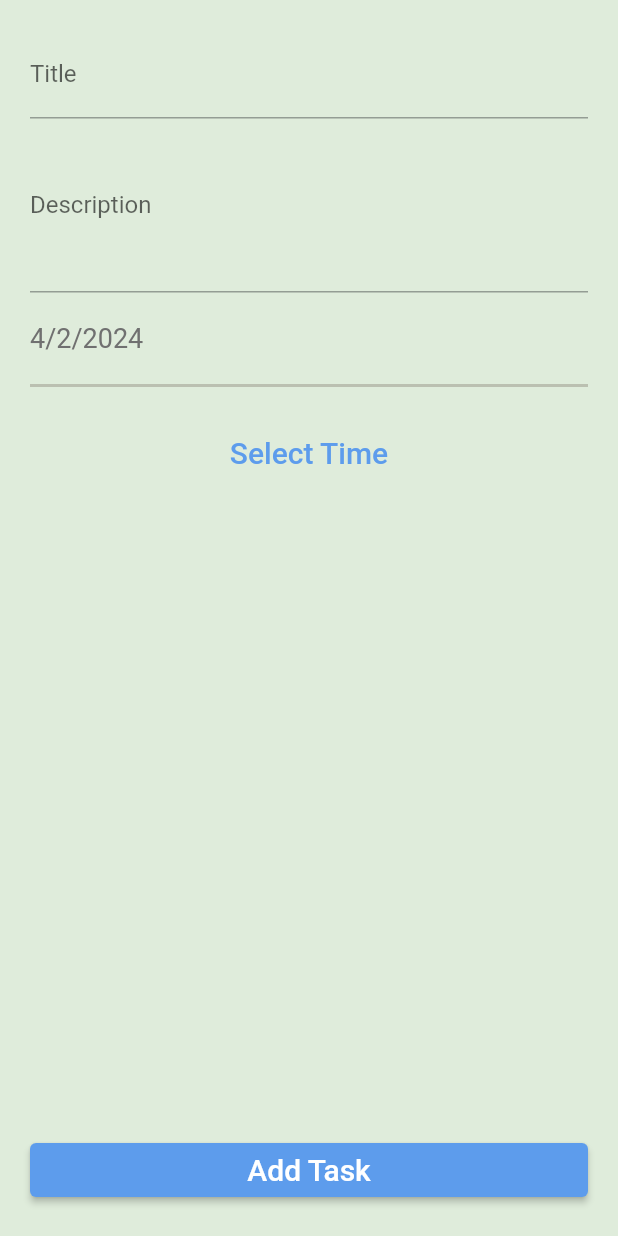
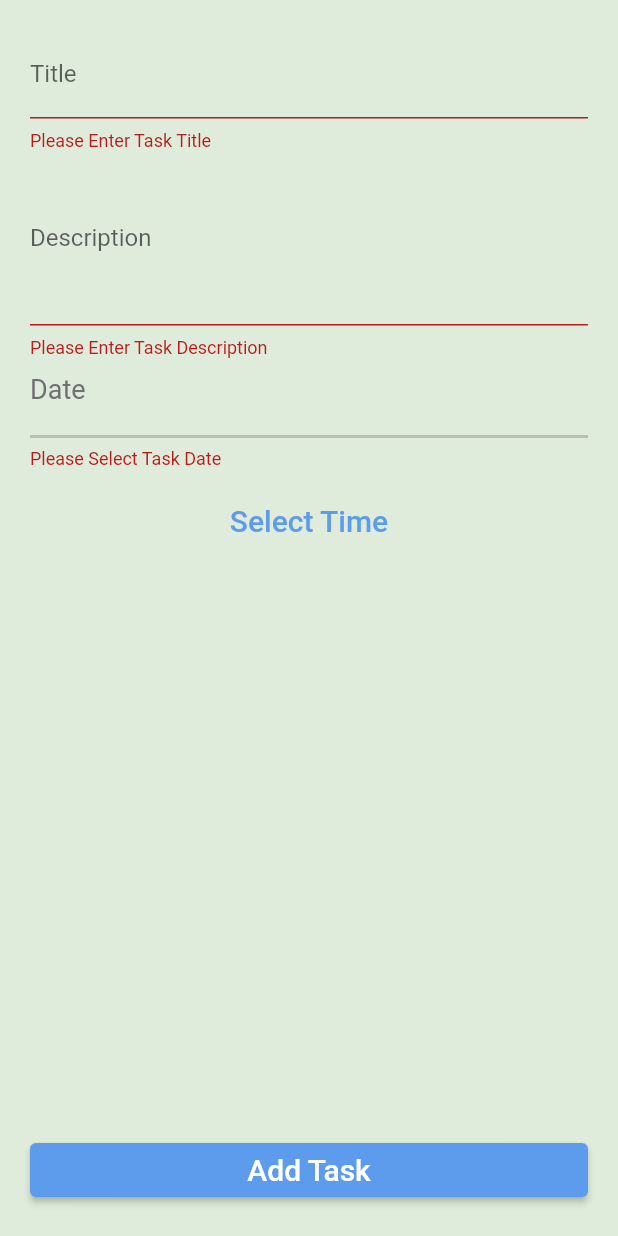
Before and after one commit to AmrElemam/todo, a Flutter app: the MyBottomSheet widget shown alone on an empty page, opened directly, after a tap on "Add Task", on a phone screen of 412 x 824 dp. Run offline on Flutter 3.47's test engine with Material 3 defaults, Android fonts, the phone set to English and light mode, and no system bars; our stand-ins replace cloud_firestore, firebase_auth, firebase_core; accounts and stored records are empty; generated files the repository leaves out were written again.

Commit message:
- Validate Bottom Sheet Data.

```diff
--- a/lib/providers/BottomSheetProvider.dart
+++ b/lib/providers/BottomSheetProvider.dart
@@ -3,9 +3,9 @@
 import 'package:flutter/material.dart';
 
 class BottomSheetProvider extends ChangeNotifier {
-  String title = "";
-  String description = "";
-  DateTime? selecteddate = DateTime.now();
+  String? title;
+  String? description;
+  DateTime? selecteddate;
 
   void updateTitle(String value) {
     title = value;
--- a/lib/ui/home/MyBottomSheet.dart
+++ b/lib/ui/home/MyBottomSheet.dart
@@ -13,9 +13,10 @@ class MyBottomSheet extends StatefulWidget {
 }
 
 class _MyBottomSheetState extends State<MyBottomSheet> {
+  var formKey = GlobalKey<FormState>();
   late TextEditingController titleController;
   late TextEditingController descriptionController;
-  late DateTime? selectedDate;
+  DateTime? selectedDate;
 
   @override
   void initState() {
@@ -32,6 +33,8 @@ class _MyBottomSheetState extends State<MyBottomSheet> {
 
     return Container(
       padding: const EdgeInsets.all(20),
+      child: Form(
+        key: formKey,
         child: Column(
           crossAxisAlignment: CrossAxisAlignment.stretch,
           children: [
@@ -41,6 +44,13 @@ class _MyBottomSheetState extends State<MyBottomSheet> {
               lines: 1,
               onChanged: (value) {
                 provider.updateTitle(value);
+                formKey.currentState?.validate() == true;
+              },
+              validator: (text) {
+                if (text == null || text.trim().isEmpty) {
+                  return "Please Enter Task Title";
+                }
+                return null;
               },
             ),
             CustomTextFormField(
@@ -49,10 +59,17 @@ class _MyBottomSheetState extends State<MyBottomSheet> {
               lines: 4,
               onChanged: (value) {
                 provider.updateDescription(value);
+                formKey.currentState?.validate() == true;
+              },
+              validator: (text) {
+                if (text == null || text.trim().isEmpty) {
+                  return "Please Enter Task Description";
+                }
+                return null;
               },
             ),
             const SizedBox(
-            height: 20,
+              height: 10,
             ),
             Container(
               padding: const EdgeInsets.only(bottom: 20),
@@ -62,12 +79,25 @@ class _MyBottomSheetState extends State<MyBottomSheet> {
                 ),
               ),
               child: Text(
-              "${selectedDate?.day}/${selectedDate?.month}/${selectedDate?.year}",
+                selectedDate == null
+                    ? "Date"
+                    : "${selectedDate?.day}/${selectedDate?.month}/${selectedDate?.year}",
                 style: const TextStyle(color: Color(0xFF707070), fontSize: 18),
               ),
             ),
             const SizedBox(
-            height: 20,
+              height: 7,
+            ),
+            Visibility(
+              visible: showDateError,
+              child: Text(
+                "Please Select Task Date",
+                style: TextStyle(
+                    color: Theme.of(context).colorScheme.error, fontSize: 12),
+              ),
+            ),
+            const SizedBox(
+              height: 10,
             ),
             TextButton(
               onPressed: () {
@@ -80,13 +110,16 @@ class _MyBottomSheetState extends State<MyBottomSheet> {
             ),
             const Spacer(),
             ElevatedButton(
-            onPressed: () {},
+              onPressed: () {
+                addTask();
+              },
               child: const Text(
                 "Add Task",
                 style: TextStyle(fontSize: 20),
               ),
             ),
           ],
+        ),
       ),
     );
   }
@@ -95,7 +128,7 @@ class _MyBottomSheetState extends State<MyBottomSheet> {
     var provider = Provider.of<BottomSheetProvider>(context, listen: false);
     DateTime? date = await showDatePicker(
       context: context,
-      initialDate: selectedDate!,
+      initialDate: selectedDate ?? DateTime.now(),
       firstDate: DateTime.now(),
       lastDate: DateTime.now().add(const Duration(days: 365)),
     );
@@ -103,7 +136,30 @@ class _MyBottomSheetState extends State<MyBottomSheet> {
       setState(() {
         provider.updateDate(date);
         selectedDate = provider.selecteddate;
+        if (selectedDate != null) {
+          showDateError = false;
+        }
       });
     }
   }
+
+  bool showDateError = false;
+
+  void addTask() {
+    if (isValidForm() == false) return;
   }
+
+  bool isValidForm() {
+    bool isvalid = true;
+    if (formKey.currentState?.validate() == false) {
+      isvalid = false;
+    }
+    if (selectedDate == null) {
+      isvalid = false;
+      setState(() {
+        showDateError = true;
+      });
+    }
+    return isvalid;
+  }
+}
```
Lines whose indentation alone changed are shown as unchanged.
